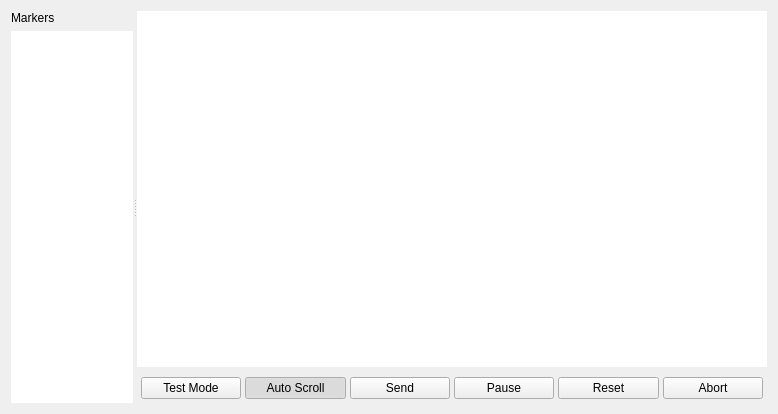
First picture: the form in View/ProgramForm.ui, repository octronic-uk/Candle, before the edit.
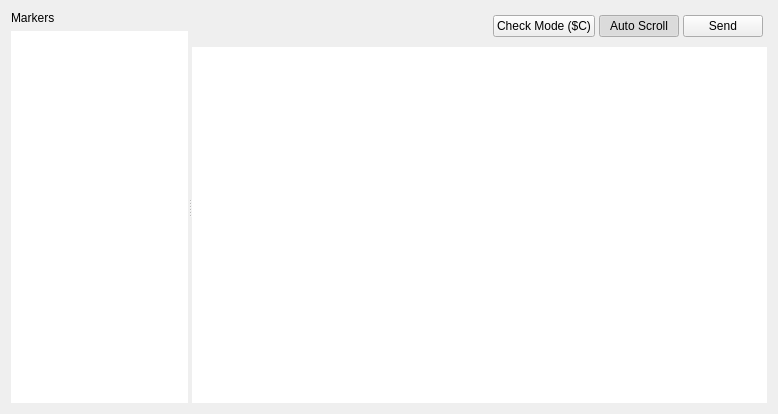
Second picture: the form after the edit.

```diff
--- a/View/ProgramForm.ui
+++ b/View/ProgramForm.ui
@@ -75,6 +75,101 @@
      </widget>
      <widget class="QWidget" name="layoutWidget">
       <layout class="QVBoxLayout" name="verticalLayout">
+       <item>
+        <layout class="QHBoxLayout" name="horizontalLayout">
+         <property name="spacing">
+          <number>4</number>
+         </property>
+         <property name="sizeConstraint">
+          <enum>QLayout::SetMaximumSize</enum>
+         </property>
+         <property name="leftMargin">
+          <number>4</number>
+         </property>
+         <property name="topMargin">
+          <number>4</number>
+         </property>
+         <property name="rightMargin">
+          <number>4</number>
+         </property>
+         <property name="bottomMargin">
+          <number>4</number>
+         </property>
+         <item>
+          <spacer name="horizontalSpacer">
+           <property name="orientation">
+            <enum>Qt::Horizontal</enum>
+           </property>
+           <property name="sizeHint" stdset="0">
+            <size>
+             <width>40</width>
+             <height>20</height>
+            </size>
+           </property>
+          </spacer>
+         </item>
+         <item>
+          <widget class="QPushButton" name="testModeButton">
+           <property name="sizePolicy">
+            <sizepolicy hsizetype="Minimum" vsizetype="Fixed">
+             <horstretch>0</horstretch>
+             <verstretch>0</verstretch>
+            </sizepolicy>
+           </property>
+           <property name="minimumSize">
+            <size>
+             <width>22</width>
+             <height>0</height>
+            </size>
+           </property>
+           <property name="text">
+            <string>Check Mode ($C)</string>
+           </property>
+           <property name="checkable">
+            <bool>true</bool>
+           </property>
+          </widget>
+         </item>
+         <item>
+          <widget class="QPushButton" name="autoScrollButton">
+           <property name="sizePolicy">
+            <sizepolicy hsizetype="Minimum" vsizetype="Fixed">
+             <horstretch>0</horstretch>
+             <verstretch>0</verstretch>
+            </sizepolicy>
+           </property>
+           <property name="minimumSize">
+            <size>
+             <width>22</width>
+             <height>0</height>
+            </size>
+           </property>
+           <property name="text">
+            <string>Auto Scroll</string>
+           </property>
+           <property name="checkable">
+            <bool>true</bool>
+           </property>
+           <property name="checked">
+            <bool>true</bool>
+           </property>
+          </widget>
+         </item>
+         <item>
+          <widget class="QPushButton" name="sendButton">
+           <property name="sizePolicy">
+            <sizepolicy hsizetype="Minimum" vsizetype="Fixed">
+             <horstretch>0</horstretch>
+             <verstretch>0</verstretch>
+            </sizepolicy>
+           </property>
+           <property name="text">
+            <string>Send</string>
+           </property>
+          </widget>
+         </item>
+        </layout>
+       </item>
        <item>
         <widget class="QTableView" name="programTable">
          <property name="sizePolicy">
@@ -115,130 +210,6 @@
          </attribute>
         </widget>
        </item>
-       <item>
-        <layout class="QHBoxLayout" name="horizontalLayout">
-         <property name="spacing">
-          <number>4</number>
-         </property>
-         <property name="sizeConstraint">
-          <enum>QLayout::SetMaximumSize</enum>
-         </property>
-         <property name="leftMargin">
-          <number>4</number>
-         </property>
-         <property name="topMargin">
-          <number>4</number>
-         </property>
-         <property name="rightMargin">
-          <number>4</number>
-         </property>
-         <property name="bottomMargin">
-          <number>4</number>
-         </property>
-         <item>
-          <widget class="QPushButton" name="testModeButton">
-           <property name="sizePolicy">
-            <sizepolicy hsizetype="Minimum" vsizetype="Fixed">
-             <horstretch>0</horstretch>
-             <verstretch>0</verstretch>
-            </sizepolicy>
-           </property>
-           <property name="minimumSize">
-            <size>
-             <width>22</width>
-             <height>0</height>
-            </size>
-           </property>
-           <property name="text">
-            <string>Test Mode</string>
-           </property>
-           <property name="checkable">
-            <bool>true</bool>
-           </property>
-          </widget>
-         </item>
-         <item>
-          <widget class="QPushButton" name="autoScrollButton">
-           <property name="sizePolicy">
-            <sizepolicy hsizetype="Minimum" vsizetype="Fixed">
-             <horstretch>0</horstretch>
-             <verstretch>0</verstretch>
-            </sizepolicy>
-           </property>
-           <property name="minimumSize">
-            <size>
-             <width>22</width>
-             <height>0</height>
-            </size>
-           </property>
-           <property name="text">
-            <string>Auto Scroll</string>
-           </property>
-           <property name="checkable">
-            <bool>true</bool>
-           </property>
-           <property name="checked">
-            <bool>true</bool>
-           </property>
-          </widget>
-         </item>
-         <item>
-          <widget class="QPushButton" name="sendButton">
-           <property name="sizePolicy">
-            <sizepolicy hsizetype="Minimum" vsizetype="Fixed">
-             <horstretch>0</horstretch>
-             <verstretch>0</verstretch>
-            </sizepolicy>
-           </property>
-           <property name="text">
-            <string>Send</string>
-           </property>
-          </widget>
-         </item>
-         <item>
-          <widget class="QPushButton" name="pauseButton">
-           <property name="sizePolicy">
-            <sizepolicy hsizetype="Minimum" vsizetype="Fixed">
-             <horstretch>0</horstretch>
-             <verstretch>0</verstretch>
-            </sizepolicy>
-           </property>
-           <property name="text">
-            <string>Pause</string>
-           </property>
-           <property name="checkable">
-            <bool>true</bool>
-           </property>
-          </widget>
-         </item>
-         <item>
-          <widget class="QPushButton" name="resetButton">
-           <property name="sizePolicy">
-            <sizepolicy hsizetype="Minimum" vsizetype="Fixed">
-             <horstretch>0</horstretch>
-             <verstretch>0</verstretch>
-            </sizepolicy>
-           </property>
-           <property name="text">
-            <string>Reset</string>
-           </property>
-          </widget>
-         </item>
-         <item>
-          <widget class="QPushButton" name="abortButton">
-           <property name="sizePolicy">
-            <sizepolicy hsizetype="Minimum" vsizetype="Fixed">
-             <horstretch>0</horstretch>
-             <verstretch>0</verstretch>
-            </sizepolicy>
-           </property>
-           <property name="text">
-            <string>Abort</string>
-           </property>
-          </widget>
-         </item>
-        </layout>
-       </item>
       </layout>
      </widget>
     </widget>
```
